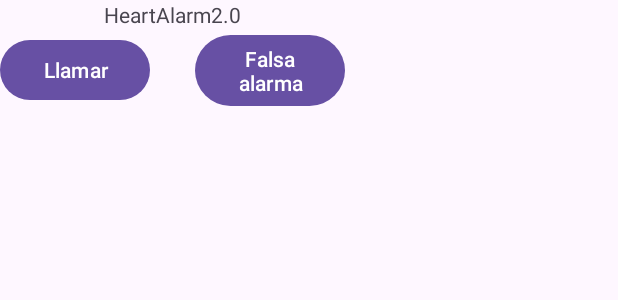
After one commit to sebas7961/HeartAlarm2.0, an Android app: the layout activity_call_dialog.xml on its own in the app's theme, with its tools: preview values and no code run, on a phone screen of 412 x 824 dp. The commit adds this screen. Shown: the top 300 px of the screen. Run offline under Robolectric (Android 15) with nearby library versions, the phone set to English and light mode, and no system bars.

```diff
--- /dev/null
+++ b/app/src/main/res/layout/activity_call_dialog.xml
@@ -0,0 +1,39 @@
+<?xml version="1.0" encoding="utf-8"?>
+<FrameLayout xmlns:android="http://schemas.android.com/apk/res/android"
+    xmlns:app="http://schemas.android.com/apk/res-auto"
+    xmlns:tools="http://schemas.android.com/tools"
+    style="@style/Theme.AppCompat.s"
+    android:layout_width="match_parent"
+    android:layout_height="match_parent"
+    tools:context=".view.activities.CallDialogActivity">
+    <LinearLayout
+        android:layout_width="wrap_content"
+        android:layout_height="wrap_content"
+        android:orientation="vertical"
+        android:gravity="center">
+        <TextView
+            android:layout_width="wrap_content"
+            android:layout_height="wrap_content"
+            android:text="@string/app_name"
+            android:gravity="center" />
+        <LinearLayout
+            android:layout_width="wrap_content"
+            android:layout_height="wrap_content"
+            android:orientation="horizontal"
+            android:gravity="center">
+            <Button
+                android:layout_width="100dp"
+                android:layout_height="wrap_content"
+                android:text="@string/bt_call"
+                android:id="@+id/bt_call"/>
+            <Space
+                android:layout_width="30dp"
+                android:layout_height="0dp"/>
+            <Button
+                android:layout_width="100dp"
+                android:layout_height="wrap_content"
+                android:text="@string/bt_false_alarm"
+                android:id="@+id/bt_false_alarm"/>
+        </LinearLayout>
+    </LinearLayout>
+</FrameLayout>
--- a/app/src/main/res/values-night/themes.xml
+++ b/app/src/main/res/values-night/themes.xml
@@ -4,4 +4,11 @@
         <!-- Customize your dark theme here. -->
         <!-- <item name="colorPrimary">@color/my_dark_primary</item> -->
     </style>
+
+    <style name="Theme.AppCompat.s">
+        <item name="android:windowIsFloating">true</item>
+        <item name="android:windowIsTranslucent">true</item>
+        <item name="android:windowCloseOnTouchOutside">true</item>
+    </style>
+
 </resources>
--- a/app/src/main/res/values/strings.xml
+++ b/app/src/main/res/values/strings.xml
@@ -5,4 +5,6 @@
         <item>Principal</item>
         <item>Secundario</item>
     </string-array>
+    <string name="bt_call">Llamar</string>
+    <string name="bt_false_alarm">Falsa alarma</string>
 </resources>
--- a/app/src/main/res/values/themes.xml
+++ b/app/src/main/res/values/themes.xml
@@ -5,5 +5,11 @@
         <!-- <item name="colorPrimary">@color/my_light_primary</item> -->
     </style>
 
+    <style name="Theme.AppCompat.s">
+        <item name="android:windowIsFloating">true</item>
+        <item name="android:windowIsTranslucent">true</item>
+        <item name="android:windowCloseOnTouchOutside">true</item>
+    </style>
+
     <style name="Theme.HeartAlarm20" parent="Base.Theme.HeartAlarm20" />
 </resources>
```
Also changed, not shown: app/src/main/AndroidManifest.xml (+9 -0 lines), app/src/main/java/com/example/heartalarm20/view/activities/CallDialogActivity.java (added, +109 -0 lines), app/src/main/java/com/example/heartalarm20/view/adapters/ContactoAdapter.java (+6 -3 lines), app/src/main/java/com/example/heartalarm20/view/fragments/ContactosDeEmergenciaFragment.java (+20 -54 lines), app/src/main/java/com/example/heartalarm20/view/fragments/OpcionesFragment.java (+8 -3 lines), app/src/main/java/com/example/heartalarm20/viewmodel/ContactosViewModel.java (+37 -12 lines).
